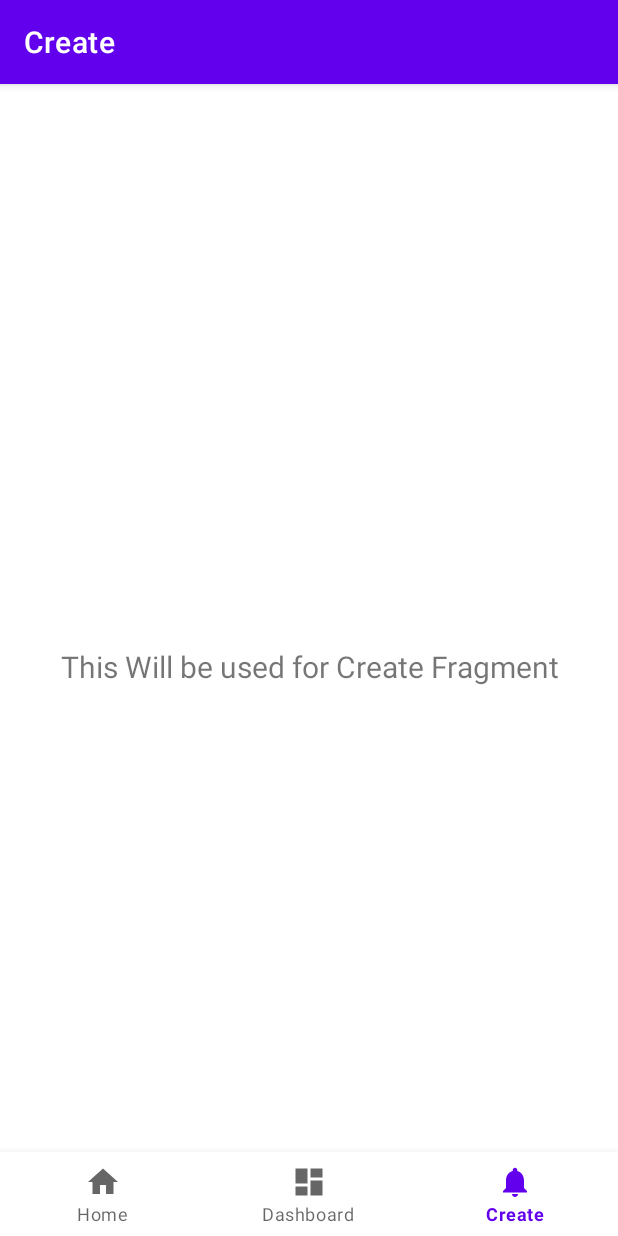
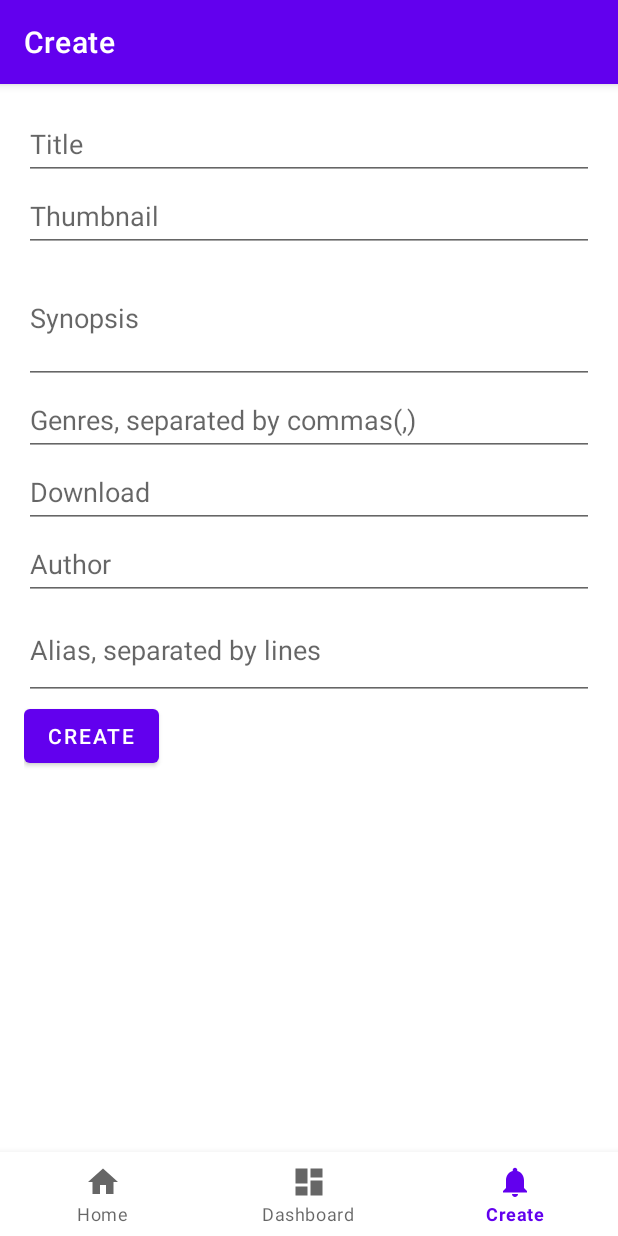
Before and after one commit to Death-Knight-552/Neon-Novels, an Android app: the CreateFragment screen opened through its navigation route, on a phone screen of 412 x 824 dp. Run offline under Robolectric (Android 15) with nearby library versions, the phone set to English and light mode, and no system bars; our stand-ins replace Room's generated code, navigation-ui.

Commit message:
Added Create

```diff
--- a/app/build.gradle
+++ b/app/build.gradle
@@ -13,8 +13,8 @@ android {
         applicationId "com.knightshrestha.neonnovels"
         minSdk 31
         targetSdk 33
-        versionCode 1
-        versionName "1.0"
+        versionCode 2
+        versionName "2.0"
 
         testInstrumentationRunner "androidx.test.runner.AndroidJUnitRunner"
     }
@@ -39,6 +39,10 @@ android {
                 }
             }
             signingConfig signingConfigs.release
+        }
+
+        debug {
+            applicationIdSuffix ".debug"
         }
     }
     compileOptions {
--- /dev/null
+++ b/app/src/debug/res/values/strings.xml
@@ -0,0 +1,4 @@
+<?xml version="1.0" encoding="utf-8"?>
+<resources>
+    <string name="app_name">Neon Novels Debug</string>
+</resources>
--- a/app/src/main/AndroidManifest.xml
+++ b/app/src/main/AndroidManifest.xml
@@ -12,11 +12,10 @@
         android:roundIcon="@mipmap/ic_launcher_round"
         android:supportsRtl="true"
         android:theme="@style/Theme.NeonNovels"
-        tools:targetApi="31">
+        >
         <activity
             android:name=".MainActivity"
-            android:exported="true"
-            android:label="@string/app_name">
+            android:exported="true">
             <intent-filter>
                 <action android:name="android.intent.action.MAIN" />
 
--- a/app/src/main/java/com/knightshrestha/neonnovels/datasources/local/dataclass/LocalSeriesItem.kt
+++ b/app/src/main/java/com/knightshrestha/neonnovels/datasources/local/dataclass/LocalSeriesItem.kt
@@ -8,8 +8,8 @@ import com.google.gson.annotations.SerializedName
 data class LocalSeriesItem(
     @PrimaryKey(autoGenerate = true) var seriesID: Int = 0,
     var title: String,
-    @SerializedName("updated_at") var updatedAt: Long,
-    @SerializedName("created_at") var createdAt: Long,
+    @SerializedName("updated_at") var updatedAt: Long? = 0,
+    @SerializedName("created_at") var createdAt: Long? = 0,
     var thumbnail: String? = null,
     var synopsis: String? = null,
     var genres: List<String>? = null,
--- a/app/src/main/java/com/knightshrestha/neonnovels/ui/create/CreateFragment.kt
+++ b/app/src/main/java/com/knightshrestha/neonnovels/ui/create/CreateFragment.kt
@@ -4,9 +4,11 @@ import android.os.Bundle
 import android.view.LayoutInflater
 import android.view.View
 import android.view.ViewGroup
-import android.widget.TextView
 import androidx.fragment.app.Fragment
+import androidx.lifecycle.ViewModelProvider
 import com.knightshrestha.neonnovels.databinding.FragmentCreateBinding
+import com.knightshrestha.neonnovels.datasources.local.database.LocalViewModel
+import com.knightshrestha.neonnovels.datasources.local.dataclass.LocalSeriesItem
 
 class CreateFragment : Fragment() {
 
@@ -21,14 +23,22 @@ class CreateFragment : Fragment() {
         container: ViewGroup?,
         savedInstanceState: Bundle?
     ): View {
+        val viewModel = ViewModelProvider(this)[LocalViewModel::class.java]
 
 
         _binding = FragmentCreateBinding.inflate(inflater, container, false)
         val root: View = binding.root
 
-        val textView: TextView = binding.textNotifications
-
-        textView.text = "This Will be used for Create Fragment"
+        binding.buttonSubmitCreate.setOnClickListener {
+            viewModel.insertLocalItem(
+                LocalSeriesItem(
+                    title = binding.etTitleCreate.text.toString(),
+                    synopsis = binding.etSynopsisCreate.text.toString(),
+                    thumbnail = binding.etThumbnailCreate.text.toString(),
+                    author = binding.etAuthorCreate.text.toString()
+                )
+            )
+        }
 
         return root
     }
--- a/app/src/main/res/layout/activity_main.xml
+++ b/app/src/main/res/layout/activity_main.xml
@@ -22,7 +22,8 @@
         android:id="@+id/nav_host_fragment_activity_main"
         android:name="androidx.navigation.fragment.NavHostFragment"
         android:layout_width="match_parent"
-        android:layout_height="match_parent"
+        android:layout_height="0dp"
+        android:layout_weight="1"
         app:defaultNavHost="true"
         app:layout_constraintBottom_toTopOf="@id/nav_view"
         app:layout_constraintLeft_toLeftOf="parent"
--- a/app/src/main/res/layout/fragment_create.xml
+++ b/app/src/main/res/layout/fragment_create.xml
@@ -1,22 +1,88 @@
 <?xml version="1.0" encoding="utf-8"?>
-<androidx.constraintlayout.widget.ConstraintLayout xmlns:android="http://schemas.android.com/apk/res/android"
-    xmlns:app="http://schemas.android.com/apk/res-auto"
+<ScrollView xmlns:android="http://schemas.android.com/apk/res/android"
     xmlns:tools="http://schemas.android.com/tools"
     android:layout_width="match_parent"
-    android:layout_height="match_parent"
+    android:layout_height="match_parent">
+
+
+<LinearLayout
+    android:layout_width="match_parent"
+    android:layout_height="wrap_content"
+    android:orientation="vertical"
+    android:padding="16dp"
+    android:layout_marginBottom="32dp"
     tools:context=".ui.create.CreateFragment">
 
-    <TextView
-        android:id="@+id/text_notifications"
+    <EditText
+        android:id="@+id/et_title_create"
         android:layout_width="match_parent"
         android:layout_height="wrap_content"
-        android:layout_marginStart="8dp"
-        android:layout_marginTop="8dp"
-        android:layout_marginEnd="8dp"
-        android:textAlignment="center"
-        android:textSize="20sp"
-        app:layout_constraintBottom_toBottomOf="parent"
-        app:layout_constraintEnd_toEndOf="parent"
-        app:layout_constraintStart_toStartOf="parent"
-        app:layout_constraintTop_toTopOf="parent" />
-</androidx.constraintlayout.widget.ConstraintLayout>
+        android:hint="@string/fragment_create_hint_title"
+        android:importantForAutofill="no"
+        android:inputType="text"
+        android:minHeight="48dp" />
+
+    <EditText
+        android:id="@+id/et_thumbnail_create"
+        android:layout_width="match_parent"
+        android:layout_height="wrap_content"
+        android:hint="@string/fragment_create_hint_thumbnail"
+        android:importantForAutofill="no"
+        android:inputType="text"
+        android:minHeight="48dp" />
+
+    <EditText
+        android:id="@+id/et_synopsis_create"
+        android:layout_width="match_parent"
+        android:layout_height="wrap_content"
+        android:hint="@string/fragment_create_hint_synopsis"
+        android:importantForAutofill="no"
+        android:inputType="textMultiLine"
+        android:minHeight="48dp"
+        android:minLines="3" />
+
+    <EditText
+        android:id="@+id/et_genres_create"
+        android:layout_width="match_parent"
+        android:layout_height="wrap_content"
+        android:hint="@string/fragment_create_hint_genres"
+        android:importantForAutofill="no"
+        android:inputType="text"
+        android:minHeight="48dp" />
+
+    <EditText
+        android:id="@+id/et_download_create"
+        android:layout_width="match_parent"
+        android:layout_height="wrap_content"
+        android:hint="@string/fragment_create_hint_download"
+        android:importantForAutofill="no"
+        android:inputType="text"
+        android:minHeight="48dp" />
+
+    <EditText
+        android:id="@+id/et_author_create"
+        android:layout_width="match_parent"
+        android:layout_height="wrap_content"
+        android:hint="@string/fragment_create_hint_author"
+        android:importantForAutofill="no"
+        android:inputType="text"
+        android:minHeight="48dp" />
+
+    <EditText
+        android:id="@+id/et_alias_create"
+        android:layout_width="match_parent"
+        android:layout_height="wrap_content"
+        android:hint="@string/fragment_create_hint_alias"
+        android:importantForAutofill="no"
+        android:inputType="textMultiLine"
+        android:minLines="2"
+        android:minHeight="48dp" />
+
+    <Button
+        android:id="@+id/button_submit_create"
+        android:layout_width="wrap_content"
+        android:layout_height="wrap_content"
+        android:text="@string/fragment_create_button_submit" />
+
+</LinearLayout>
+</ScrollView>
--- a/app/src/main/res/values/strings.xml
+++ b/app/src/main/res/values/strings.xml
@@ -1,5 +1,5 @@
 <resources>
-    <string name="app_name">Neon Novels</string>
+    <string name="app_name">Neon-Novels</string>
     <string name="title_home">Home</string>
     <string name="title_dashboard">Dashboard</string>
     <string name="title_create">Create</string>
@@ -12,4 +12,15 @@ Can Sei enjoy her slow dreamy different world life without her saint title being
 
 </string>
     <string name="thumbnail">thumbnail</string>
+
+<!--    CREATE PAGE XML STRING RESOURCES-->
+    <string name="fragment_create_hint_title">Title</string>
+    <string name="fragment_create_hint_thumbnail">Thumbnail</string>
+    <string name="fragment_create_hint_synopsis">Synopsis</string>
+    <string name="fragment_create_hint_genres">Genres, separated by commas(,)</string>
+    <string name="fragment_create_hint_download">Download</string>
+    <string name="fragment_create_hint_author">Author</string>
+    <string name="fragment_create_hint_alias">Alias, separated by lines</string>
+    <string name="fragment_create_button_submit">CREATE</string>
+
 </resources>
```
Also changed, not shown: 3 other files.
